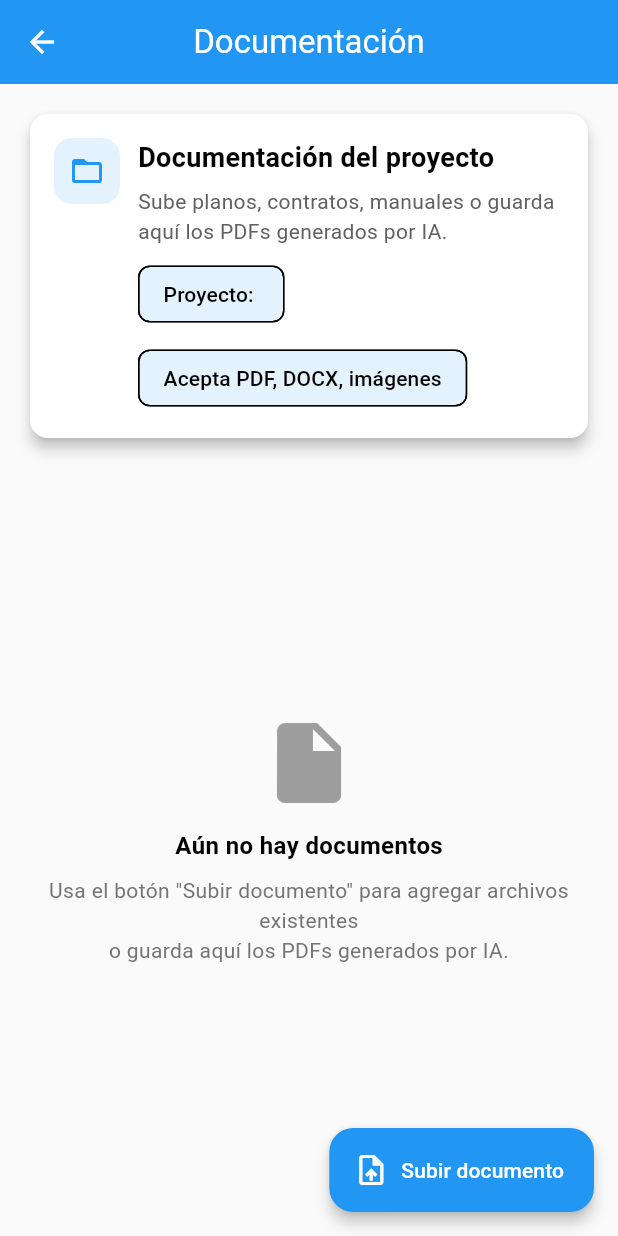
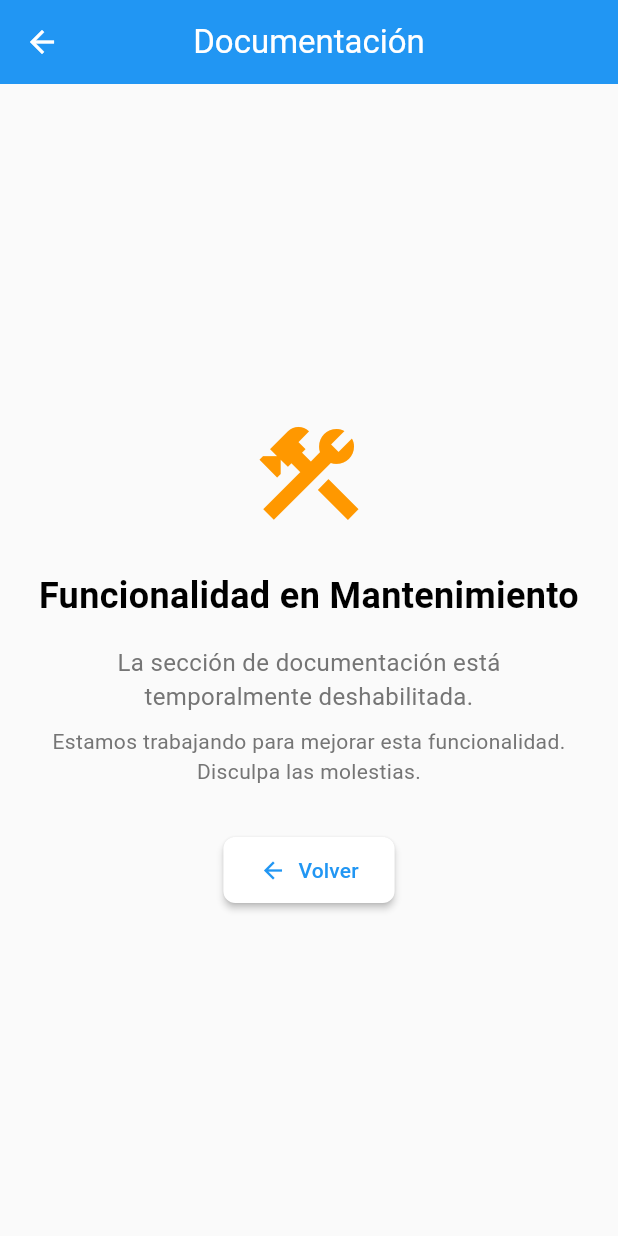
Before and after one commit to CarlosGuerrero008/Seguimiento_De_Construccion, a Flutter app: the ProjectDocumentsScreen screen opened directly with empty values, on a phone screen of 412 x 824 dp. Run offline on Flutter 3.47's test engine with Material 3 defaults, Android fonts, the phone set to English and light mode, and no system bars; our stand-ins replace app_links, cloud_firestore, device_info_plus, file_picker, firebase_auth, firebase_core and 14 more; accounts and stored records are empty.

```diff
--- a/lib/screens/project_chatbot_screen.dart
+++ b/lib/screens/project_chatbot_screen.dart
@@ -317,7 +317,8 @@ ${reports.take(5).map((r) => '- ${r['date']}: ${r['contractor']} en ${r['section
           ),
         ],
       ),
-      body: _isLoading
+      body: SafeArea(
+        child: _isLoading
             ? Center(
                 child: Column(
                   mainAxisAlignment: MainAxisAlignment.center,
@@ -342,6 +343,7 @@ ${reports.take(5).map((r) => '- ${r['date']}: ${r['contractor']} en ${r['section
                   ),
                   _buildInputArea(),
                 ],
+              ),
       ),
     );
   }
@@ -384,10 +386,19 @@ ${reports.take(5).map((r) => '- ${r['date']}: ${r['contractor']} en ${r['section
   }
 
   Widget _buildInputArea() {
+    final bottomPadding = MediaQuery.of(context).viewInsets.bottom;
+
     return Container(
-      padding: EdgeInsets.all(16),
+      padding: EdgeInsets.only(
+        left: 16,
+        right: 16,
+        top: 12,
+        bottom: bottomPadding > 0 ? bottomPadding : 16,
+      ),
       decoration: BoxDecoration(
-        color: Colors.white,
+        color: Theme.of(context).brightness == Brightness.dark
+            ? Colors.grey[900]
+            : Colors.white,
         boxShadow: [
           BoxShadow(
             color: Colors.black12,
--- a/lib/screens/project_documents_screen.dart
+++ b/lib/screens/project_documents_screen.dart
@@ -36,30 +36,55 @@ class _ProjectDocumentsScreenState extends State<ProjectDocumentsScreen> {
         title: Text('Documentación'),
         elevation: 0,
       ),
-      floatingActionButton: FloatingActionButton.extended(
-        onPressed: _isUploading ? null : _pickAndUploadFile,
-        icon: _isUploading
-            ? SizedBox(
-                width: 16,
-                height: 16,
-                child: CircularProgressIndicator(
-                  strokeWidth: 2,
-                  valueColor: AlwaysStoppedAnimation<Color>(Colors.white),
+      body: Center(
+        child: Padding(
+          padding: const EdgeInsets.all(24.0),
+          child: Column(
+            mainAxisAlignment: MainAxisAlignment.center,
+            children: [
+              Icon(
+                Icons.construction,
+                size: 80,
+                color: Colors.orange,
+              ),
+              SizedBox(height: 24),
+              Text(
+                'Funcionalidad en Mantenimiento',
+                style: TextStyle(
+                  fontSize: 24,
+                  fontWeight: FontWeight.bold,
                 ),
-              )
-            : Icon(Icons.upload_file),
-        label: Text(_isUploading ? 'Subiendo...' : 'Subir documento'),
-        backgroundColor: Colors.blue,
-      ),
-      body: Padding(
-        padding: const EdgeInsets.all(16.0),
-        child: Column(
-          crossAxisAlignment: CrossAxisAlignment.start,
-          children: [
-            _buildHeaderCard(isDark),
-            SizedBox(height: 16),
-            Expanded(child: _buildDocumentsList(isDark)),
-          ],
+                textAlign: TextAlign.center,
+              ),
+              SizedBox(height: 16),
+              Text(
+                'La sección de documentación está temporalmente deshabilitada.',
+                style: TextStyle(
+                  fontSize: 16,
+                  color: isDark ? Colors.grey[400] : Colors.grey[600],
+                ),
+                textAlign: TextAlign.center,
+              ),
+              SizedBox(height: 8),
+              Text(
+                'Estamos trabajando para mejorar esta funcionalidad. Disculpa las molestias.',
+                style: TextStyle(
+                  fontSize: 14,
+                  color: isDark ? Colors.grey[400] : Colors.grey[600],
+                ),
+                textAlign: TextAlign.center,
+              ),
+              SizedBox(height: 32),
+              ElevatedButton.icon(
+                onPressed: () => Navigator.pop(context),
+                icon: Icon(Icons.arrow_back),
+                label: Text('Volver'),
+                style: ElevatedButton.styleFrom(
+                  padding: EdgeInsets.symmetric(horizontal: 24, vertical: 12),
+                ),
+              ),
+            ],
+          ),
         ),
       ),
     );
```
Also changed, not shown: 1 other file. Lines whose indentation alone changed are shown as unchanged.
